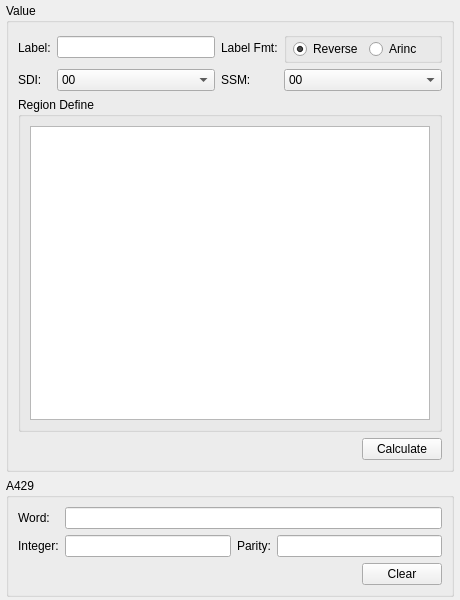
First picture: the form in src/gui/value2a429.ui, repository sslnjz/a429parser, before the edit.
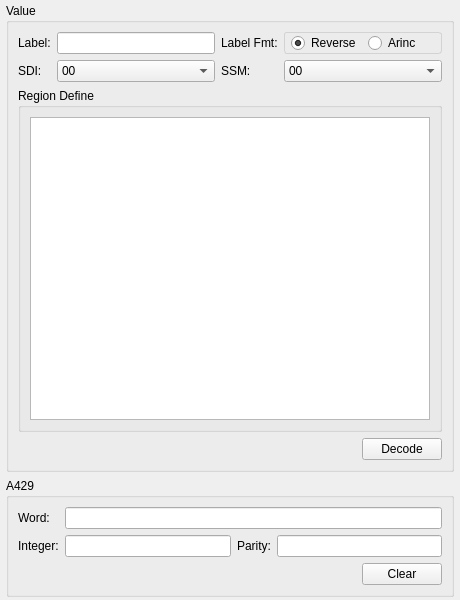
Second picture: the form after the edit. Custom widgets are drawn as their Qt base class.

Commit message: [feat] A429 to value model complete.

Patch:
```diff
--- a/src/gui/value2a429.ui
+++ b/src/gui/value2a429.ui
@@ -68,44 +68,6 @@
         </property>
        </widget>
       </item>
-      <item row="0" column="3">
-       <widget class="QGroupBox" name="groupBoxValueLabel">
-        <property name="title">
-         <string/>
-        </property>
-        <layout class="QGridLayout" name="gridLayout">
-         <property name="leftMargin">
-          <number>6</number>
-         </property>
-         <property name="topMargin">
-          <number>0</number>
-         </property>
-         <property name="rightMargin">
-          <number>3</number>
-         </property>
-         <property name="bottomMargin">
-          <number>0</number>
-         </property>
-         <item row="0" column="0">
-          <widget class="QRadioButton" name="radioButtonValueReverse">
-           <property name="text">
-            <string>Reverse</string>
-           </property>
-           <property name="checked">
-            <bool>true</bool>
-           </property>
-          </widget>
-         </item>
-         <item row="0" column="1">
-          <widget class="QRadioButton" name="radioButtonValueArinc">
-           <property name="text">
-            <string>Arinc</string>
-           </property>
-          </widget>
-         </item>
-        </layout>
-       </widget>
-      </item>
       <item row="1" column="0">
        <widget class="QLabel" name="label_3">
         <property name="sizePolicy">
@@ -226,12 +188,50 @@
         <item>
          <widget class="QPushButton" name="pushButtonValueCalc">
           <property name="text">
-           <string>Calculate</string>
+           <string>Decode</string>
           </property>
          </widget>
         </item>
        </layout>
       </item>
+      <item row="0" column="3">
+       <widget class="QFrame" name="frameValueLabelFmt">
+        <property name="styleSheet">
+         <string notr="true">QFrame{ border: 1px solid lightgray; border-radius: 3px;}</string>
+        </property>
+        <layout class="QGridLayout" name="gridLayout">
+         <property name="leftMargin">
+          <number>6</number>
+         </property>
+         <property name="topMargin">
+          <number>0</number>
+         </property>
+         <property name="rightMargin">
+          <number>3</number>
+         </property>
+         <property name="bottomMargin">
+          <number>0</number>
+         </property>
+         <item row="0" column="0">
+          <widget class="QRadioButton" name="radioButtonValueReverse">
+           <property name="text">
+            <string>Reverse</string>
+           </property>
+           <property name="checked">
+            <bool>true</bool>
+           </property>
+          </widget>
+         </item>
+         <item row="0" column="1">
+          <widget class="QRadioButton" name="radioButtonValueArinc">
+           <property name="text">
+            <string>Arinc</string>
+           </property>
+          </widget>
+         </item>
+        </layout>
+       </widget>
+      </item>
      </layout>
     </widget>
    </item>
```
The commit also changes 15 other files.
